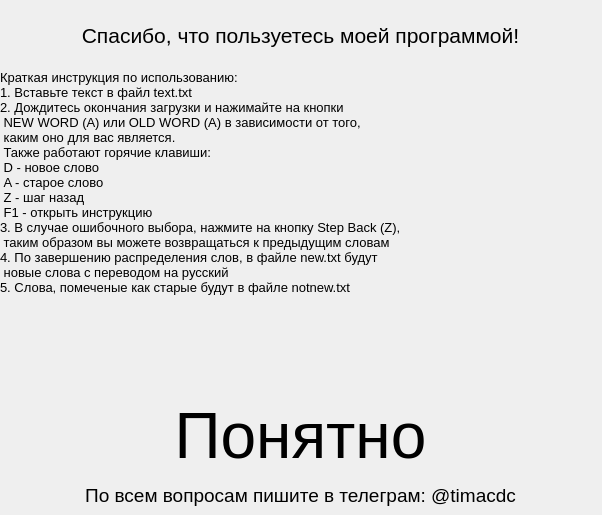
First picture: the form in manual.ui, repository Tim-977/EngFilter-V2.6, before the edit.
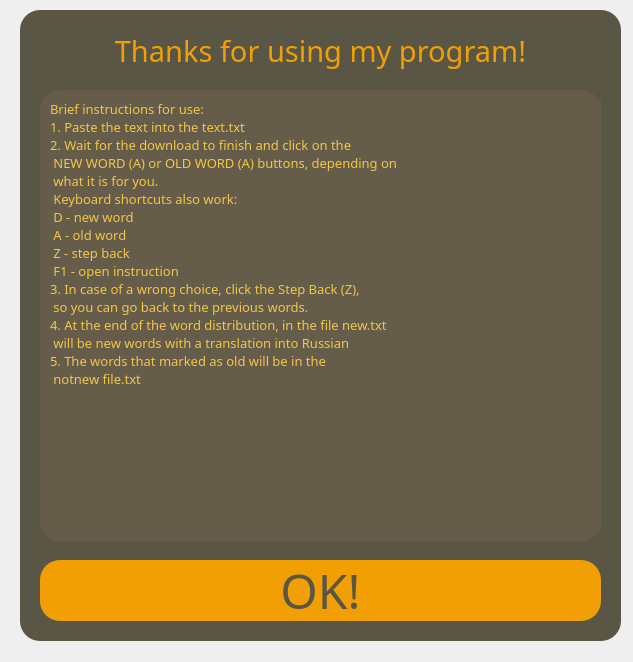
Second picture: the form after the edit.

Patch:
```diff
--- a/manual.ui
+++ b/manual.ui
@@ -6,8 +6,8 @@
    <rect>
     <x>0</x>
     <y>0</y>
-    <width>602</width>
-    <height>515</height>
+    <width>633</width>
+    <height>662</height>
    </rect>
   </property>
   <property name="windowTitle">
@@ -16,110 +16,160 @@
   <widget class="QLabel" name="label_1">
    <property name="geometry">
     <rect>
-     <x>0</x>
-     <y>0</y>
-     <width>601</width>
-     <height>71</height>
+     <x>40</x>
+     <y>20</y>
+     <width>561</width>
+     <height>61</height>
     </rect>
    </property>
    <property name="font">
     <font>
-     <pointsize>16</pointsize>
+     <family>Jokerman</family>
+     <pointsize>22</pointsize>
     </font>
    </property>
-   <property name="text">
-    <string>Спасибо, что пользуетесь моей программой!</string>
+   <property name="styleSheet">
+    <string notr="true">QLabel{
+	color: #F29F05;
+}</string>
    </property>
-   <property name="alignment">
-    <set>Qt::AlignCenter</set>
-   </property>
-  </widget>
-  <widget class="QLabel" name="label_2">
-   <property name="geometry">
-    <rect>
-     <x>0</x>
-     <y>480</y>
-     <width>601</width>
-     <height>31</height>
-    </rect>
-   </property>
-   <property name="font">
-    <font>
-     <pointsize>14</pointsize>
-    </font>
-   </property>
    <property name="text">
-    <string>По всем вопросам пишите в телеграм: @timacdc</string>
+    <string>Thanks for using my program!</string>
    </property>
    <property name="alignment">
     <set>Qt::AlignCenter</set>
    </property>
   </widget>
-  <widget class="QLabel" name="label_3">
+  <widget class="QFrame" name="frame">
    <property name="geometry">
     <rect>
-     <x>0</x>
-     <y>70</y>
+     <x>20</x>
+     <y>10</y>
      <width>601</width>
-     <height>321</height>
+     <height>631</height>
     </rect>
    </property>
-   <property name="font">
-    <font>
-     <pointsize>10</pointsize>
-    </font>
+   <property name="styleSheet">
+    <string notr="true">QFrame {
+	border-radius: 20px;
+	background-color: #595645;
+}</string>
    </property>
-   <property name="text">
-    <string>Краткая инструкция по использованию:
-1. Вставьте текст в файл text.txt
-2. Дождитесь окончания загрузки и нажимайте на кнопки
- NEW WORD (A) или OLD WORD (A) в зависимости от того,
- каким оно для вас является.
- Также работают горячие клавиши:
- D - новое слово
- A - старое слово
- Z - шаг назад
- F1 - открыть инструкцию
-3. В случае ошибочного выбора, нажмите на кнопку Step Back (Z),
- таким образом вы можете возвращаться к предыдущим словам
-4. По завершению распределения слов, в файле new.txt будут
- новые слова с переводом на русский
-5. Слова, помеченые как старые будут в файле notnew.txt</string>
+   <property name="frameShape">
+    <enum>QFrame::StyledPanel</enum>
    </property>
-   <property name="alignment">
-    <set>Qt::AlignLeading|Qt::AlignLeft|Qt::AlignTop</set>
+   <property name="frameShadow">
+    <enum>QFrame::Raised</enum>
    </property>
+   <widget class="QPushButton" name="pushButton">
+    <property name="geometry">
+     <rect>
+      <x>20</x>
+      <y>550</y>
+      <width>561</width>
+      <height>61</height>
+     </rect>
+    </property>
+    <property name="font">
+     <font>
+      <family>Jokerman</family>
+      <pointsize>36</pointsize>
+     </font>
+    </property>
+    <property name="cursor">
+     <cursorShape>PointingHandCursor</cursorShape>
+    </property>
+    <property name="styleSheet">
+     <string notr="true">QPushButton{
+	border-radius: 20px;
+	color: #595645;
+	background-color: #F29F05;
+}</string>
+    </property>
+    <property name="text">
+     <string>OK!</string>
+    </property>
+    <property name="autoDefault">
+     <bool>false</bool>
+    </property>
+    <property name="default">
+     <bool>false</bool>
+    </property>
+    <property name="flat">
+     <bool>true</bool>
+    </property>
+   </widget>
   </widget>
-  <widget class="QPushButton" name="pushButton">
+  <widget class="QFrame" name="frame_2">
    <property name="geometry">
     <rect>
-     <x>0</x>
-     <y>390</y>
-     <width>601</width>
-     <height>91</height>
+     <x>40</x>
+     <y>90</y>
+     <width>561</width>
+     <height>451</height>
     </rect>
    </property>
-   <property name="font">
-    <font>
-     <pointsize>48</pointsize>
-    </font>
+   <property name="styleSheet">
+    <string notr="true">QFrame{
+	background-color: #665C4A;
+	border-radius: 20px;
+}</string>
    </property>
-   <property name="cursor">
-    <cursorShape>PointingHandCursor</cursorShape>
+   <property name="frameShape">
+    <enum>QFrame::StyledPanel</enum>
    </property>
-   <property name="text">
-    <string>Понятно</string>
+   <property name="frameShadow">
+    <enum>QFrame::Raised</enum>
    </property>
-   <property name="autoDefault">
-    <bool>false</bool>
-   </property>
-   <property name="default">
-    <bool>false</bool>
-   </property>
-   <property name="flat">
-    <bool>true</bool>
-   </property>
+   <widget class="QLabel" name="label_3">
+    <property name="geometry">
+     <rect>
+      <x>10</x>
+      <y>10</y>
+      <width>571</width>
+      <height>431</height>
+     </rect>
+    </property>
+    <property name="font">
+     <font>
+      <family>Segoe Script</family>
+      <pointsize>10</pointsize>
+     </font>
+    </property>
+    <property name="styleSheet">
+     <string notr="true">QLabel{
+	color: #F2C744;
+}</string>
+    </property>
+    <property name="text">
+     <string>Brief instructions for use:
+1. Paste the text into the text.txt
+2. Wait for the download to finish and click on the 
+ NEW WORD (A) or OLD WORD (A) buttons, depending on
+ what it is for you.
+ Keyboard shortcuts also work:
+ D - new word
+ A - old word
+ Z - step back
+ F1 - open instruction
+3. In case of a wrong choice, click the Step Back (Z),
+ so you can go back to the previous words.
+4. At the end of the word distribution, in the file new.txt
+ will be new words with a translation into Russian
+5. The words that marked as old will be in the
+ notnew file.txt</string>
+    </property>
+    <property name="alignment">
+     <set>Qt::AlignLeading|Qt::AlignLeft|Qt::AlignTop</set>
+    </property>
+    <property name="wordWrap">
+     <bool>false</bool>
+    </property>
+   </widget>
   </widget>
+  <zorder>frame</zorder>
+  <zorder>frame_2</zorder>
+  <zorder>label_1</zorder>
  </widget>
  <resources/>
  <connections/>
```
